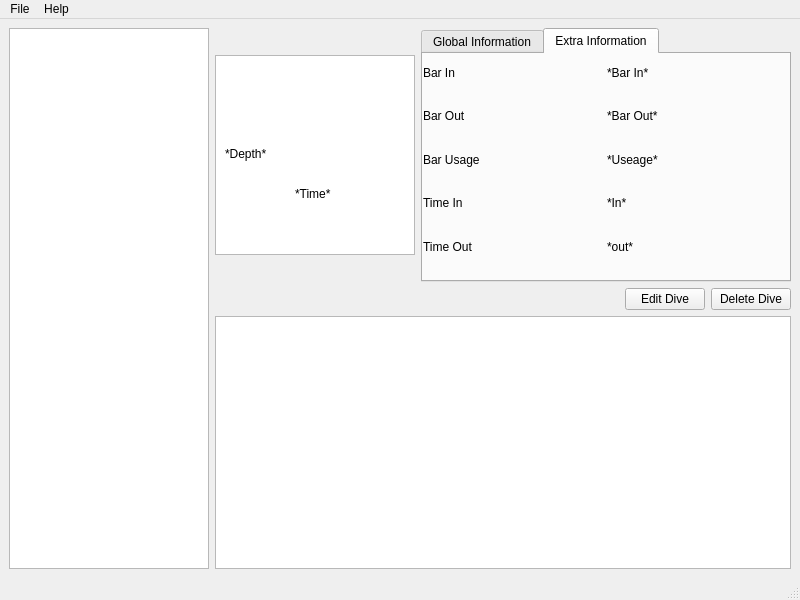
Qt form qt/window.ui (bloeper/dive) before a commit.
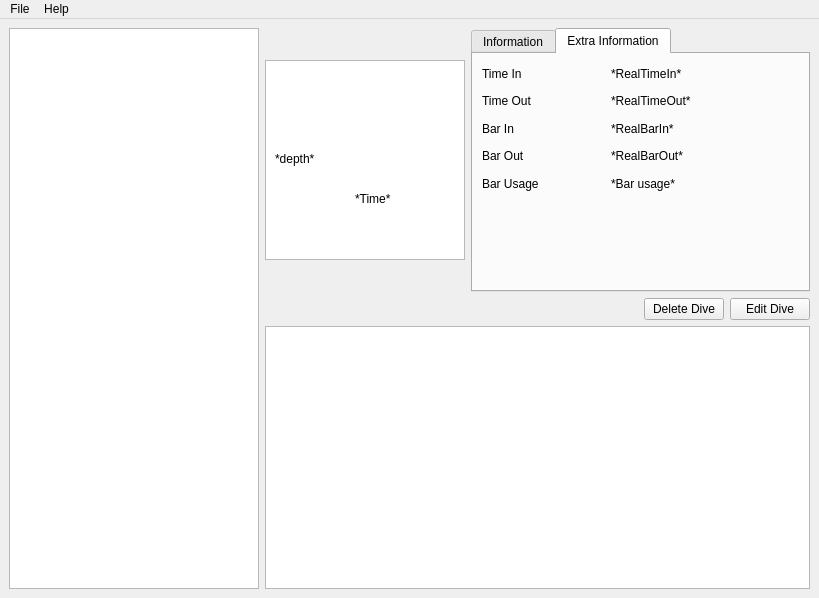
The same form after that commit. The open tabs and pages were chosen to show the change. Icons and pictures are not drawn.

Patch:
```diff
--- a/qt/window.ui
+++ b/qt/window.ui
@@ -6,10 +6,16 @@
    <rect>
     <x>0</x>
     <y>0</y>
-    <width>800</width>
-    <height>600</height>
+    <width>819</width>
+    <height>598</height>
    </rect>
   </property>
+  <property name="minimumSize">
+   <size>
+    <width>761</width>
+    <height>495</height>
+   </size>
+  </property>
   <property name="windowTitle">
    <string>Diving Logbook</string>
   </property>
@@ -18,8 +24,6 @@
     <normaloff>:/img/icon.png</normaloff>:/img/icon.png</iconset>
   </property>
   <widget class="QWidget" name="centralwidget">
-   <layout class="QHBoxLayout" name="horizontalLayout_2">
-    <item>
      <layout class="QHBoxLayout" name="horizontalLayout">
       <item>
        <widget class="QListWidget" name="ListDives">
@@ -31,13 +35,13 @@
         </property>
         <property name="minimumSize">
          <size>
-          <width>200</width>
+        <width>250</width>
           <height>0</height>
          </size>
         </property>
         <property name="maximumSize">
          <size>
-          <width>200</width>
+        <width>250</width>
           <height>16777215</height>
          </size>
         </property>
@@ -132,13 +136,13 @@
               </rect>
              </property>
              <property name="text">
-              <string>*Depth*</string>
+            <string>*depth*</string>
              </property>
             </widget>
             <widget class="QLabel" name="ITime">
              <property name="geometry">
               <rect>
-               <x>80</x>
+             <x>90</x>
                <y>130</y>
                <width>62</width>
                <height>18</height>
@@ -151,24 +155,24 @@
            </widget>
           </item>
           <item>
-           <widget class="QTabWidget" name="Information">
+         <widget class="QTabWidget" name="InformationTabs">
             <property name="currentIndex">
              <number>0</number>
             </property>
-            <widget class="QWidget" name="Global">
+          <widget class="QWidget" name="Information">
              <attribute name="title">
-              <string>Global Information</string>
-             </attribute>
-             <widget class="QWidget" name="layoutWidget">
+            <string>Information</string>
+           </attribute>
+           <widget class="QWidget" name="">
               <property name="geometry">
                <rect>
-                <x>-1</x>
-                <y>-1</y>
-                <width>361</width>
-                <height>211</height>
-               </rect>
-              </property>
-              <layout class="QGridLayout" name="Holder">
+              <x>9</x>
+              <y>9</y>
+              <width>261</width>
+              <height>151</height>
+             </rect>
+            </property>
+            <layout class="QGridLayout" name="gridLayout">
                <item row="0" column="0">
                 <widget class="QLabel" name="LNumber">
                  <property name="text">
@@ -242,87 +246,87 @@
               </layout>
              </widget>
             </widget>
-            <widget class="QWidget" name="InDepth">
+          <widget class="QWidget" name="ExtraInfo">
              <attribute name="title">
               <string>Extra Information</string>
              </attribute>
-             <widget class="QWidget" name="layoutWidget">
+           <widget class="QWidget" name="">
               <property name="geometry">
                <rect>
-                <x>0</x>
-                <y>0</y>
-                <width>361</width>
-                <height>211</height>
-               </rect>
-              </property>
-              <layout class="QGridLayout" name="Holder_2">
+              <x>9</x>
+              <y>9</y>
+              <width>251</width>
+              <height>131</height>
+             </rect>
+            </property>
+            <layout class="QGridLayout" name="gridLayout_2">
                <item row="0" column="0">
+              <widget class="QLabel" name="LTimeIn">
+               <property name="text">
+                <string>Time In</string>
+               </property>
+              </widget>
+             </item>
+             <item row="0" column="1">
+              <widget class="QLabel" name="ITimeIn">
+               <property name="text">
+                <string>*RealTimeIn*</string>
+               </property>
+              </widget>
+             </item>
+             <item row="1" column="0">
+              <widget class="QLabel" name="LTimeOut">
+               <property name="text">
+                <string>Time Out</string>
+               </property>
+              </widget>
+             </item>
+             <item row="1" column="1">
+              <widget class="QLabel" name="ITimeOut">
+               <property name="text">
+                <string>*RealTimeOut*</string>
+               </property>
+              </widget>
+             </item>
+             <item row="2" column="0">
                 <widget class="QLabel" name="LBarIn">
                  <property name="text">
                   <string>Bar In</string>
                  </property>
                 </widget>
                </item>
-               <item row="0" column="1">
+             <item row="2" column="1">
                 <widget class="QLabel" name="IBarIn">
                  <property name="text">
-                  <string>*Bar In*</string>
+                <string>*RealBarIn*</string>
                  </property>
                 </widget>
                </item>
-               <item row="1" column="0">
+             <item row="3" column="0">
                 <widget class="QLabel" name="LBarOut">
                  <property name="text">
                   <string>Bar Out</string>
                  </property>
                 </widget>
                </item>
-               <item row="1" column="1">
+             <item row="3" column="1">
                 <widget class="QLabel" name="IBarOut">
                  <property name="text">
-                  <string>*Bar Out*</string>
+                <string>*RealBarOut*</string>
                  </property>
                 </widget>
                </item>
-               <item row="2" column="0">
+             <item row="4" column="0">
                 <widget class="QLabel" name="LBarUseage">
                  <property name="text">
                   <string>Bar Usage</string>
                  </property>
                 </widget>
                </item>
-               <item row="2" column="1">
+             <item row="4" column="1">
                 <widget class="QLabel" name="IBarUseage">
                  <property name="text">
-                  <string>*Useage*</string>
-                 </property>
-                </widget>
-               </item>
-               <item row="3" column="0">
-                <widget class="QLabel" name="LTimeIn">
-                 <property name="text">
-                  <string>Time In</string>
-                 </property>
-                </widget>
-               </item>
-               <item row="3" column="1">
-                <widget class="QLabel" name="ITimeIn">
-                 <property name="text">
-                  <string>*In*</string>
-                 </property>
-                </widget>
-               </item>
-               <item row="4" column="0">
-                <widget class="QLabel" name="LTimeOut">
-                 <property name="text">
-                  <string>Time Out</string>
-                 </property>
-                </widget>
-               </item>
-               <item row="4" column="1">
-                <widget class="QLabel" name="ITimeOut">
-                 <property name="text">
-                  <string>*out*</string>
+                <string>*Bar usage*</string>
                  </property>
                 </widget>
                </item>
@@ -348,13 +352,6 @@
             </property>
            </spacer>
           </item>
-          <item>
-           <widget class="QPushButton" name="Edit">
-            <property name="text">
-             <string>Edit Dive</string>
-            </property>
-           </widget>
-          </item>
           <item>
            <widget class="QPushButton" name="Delete">
             <property name="text">
@@ -362,6 +359,13 @@
             </property>
            </widget>
           </item>
+        <item>
+         <widget class="QPushButton" name="Edit">
+          <property name="text">
+           <string>Edit Dive</string>
+          </property>
+         </widget>
+        </item>
          </layout>
         </item>
         <item>
@@ -370,15 +374,13 @@
        </layout>
       </item>
      </layout>
-    </item>
-   </layout>
   </widget>
   <widget class="QMenuBar" name="menubar">
    <property name="geometry">
     <rect>
      <x>0</x>
      <y>0</y>
-     <width>800</width>
+     <width>819</width>
      <height>25</height>
     </rect>
    </property>
@@ -400,7 +402,6 @@
    <addaction name="menuFile"/>
    <addaction name="menuHelp"/>
   </widget>
-  <widget class="QStatusBar" name="statusbar"/>
   <action name="AddDive">
    <property name="text">
     <string>Add Dive</string>
```
Left out of the diff: 46 changed lines with no effect on the pictures. Lines whose indentation alone changed are shown as unchanged.
